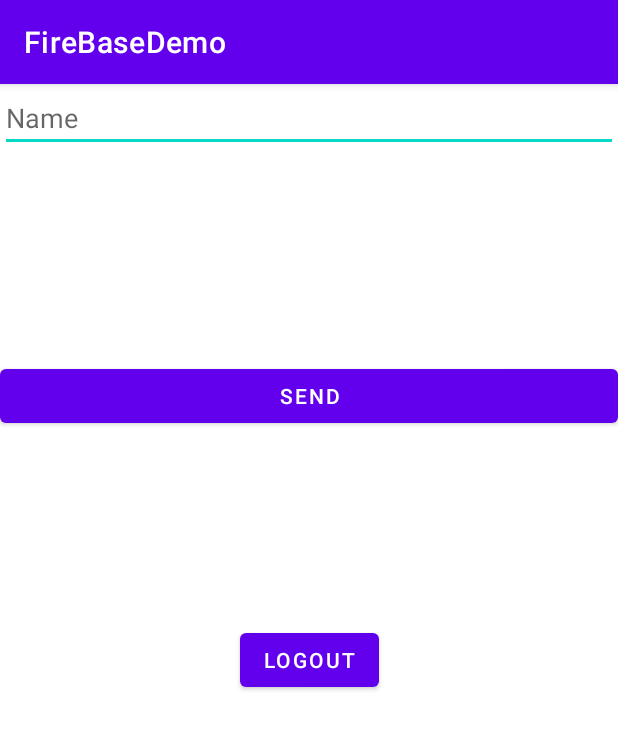
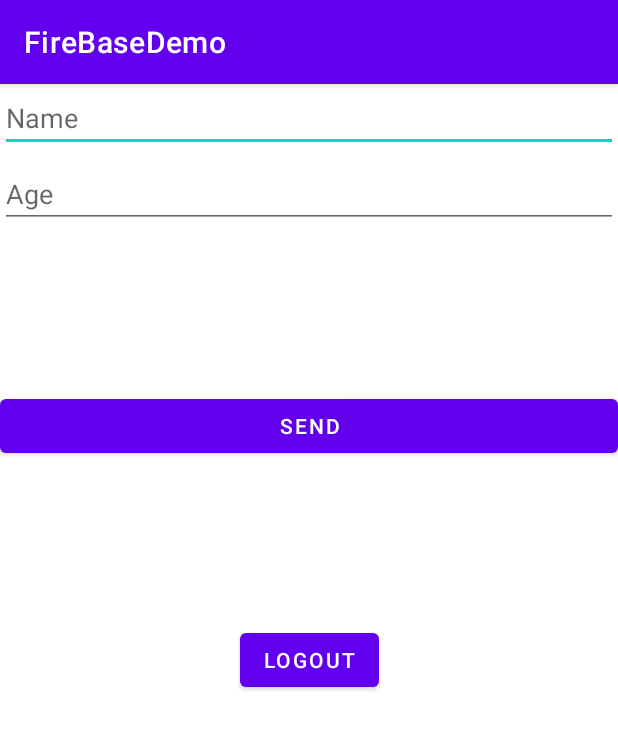
Before and after one commit to sachinthadilshandisanayaka/Login_App, an Android app: the MainActivity screen opened directly, with no data from a screen before it, on a phone screen of 412 x 824 dp. Shown: the top 729 px of the screen. Run offline under Robolectric (Android 15) with nearby library versions, the phone set to English and light mode, and no system bars; our stand-ins replace Firebase (no records; nobody signed in at launch, a user with empty details on screens opened directly).

```diff
--- a/app/src/main/java/com/dissanayake/firebasedemo/RegisterActivity.kt
+++ b/app/src/main/java/com/dissanayake/firebasedemo/RegisterActivity.kt
@@ -58,14 +58,16 @@ class RegisterActivity : AppCompatActivity() {
                     userHashMap["username"] = username
 
                     refUsers.updateChildren(userHashMap)
-                            .addOnCompleteListener { task ->
+                            .addOnCompleteListener { tasks ->
                                 Log.i("Message 02 :", "OK")
-                                if(task.isSuccessful) {
+                                if(tasks.isSuccessful) {
                                     Log.i("Message 03 :", "OK")
                                     Toast.makeText(this, "Register success", Toast.LENGTH_SHORT).show()
                                     val navToMainActivity = Intent(this, MainActivity::class.java)
                                     startActivity(navToMainActivity)
                                     finish()
+                                } else {
+                                    Toast.makeText(this, "Registration success but data input error", Toast.LENGTH_SHORT).show()
                                 }
                             }
                 } else {
--- a/app/src/main/java/com/dissanayake/firebasedemo/StartActivity.kt
+++ b/app/src/main/java/com/dissanayake/firebasedemo/StartActivity.kt
@@ -19,6 +19,5 @@ class StartActivity : AppCompatActivity() {
             val navToLoginActivity = Intent(this, LoginActivity::class.java)
             startActivity(navToLoginActivity)
         }
-
     }
 }
--- a/app/src/main/res/layout/activity_main.xml
+++ b/app/src/main/res/layout/activity_main.xml
@@ -31,10 +31,21 @@
         android:id="@+id/button6"
         android:layout_width="match_parent"
         android:layout_height="wrap_content"
-        android:layout_marginTop="10dp"
         android:text="@string/send"
         app:layout_constraintBottom_toTopOf="@+id/button5"
         app:layout_constraintEnd_toEndOf="parent"
         app:layout_constraintStart_toStartOf="parent"
+        app:layout_constraintTop_toBottomOf="@+id/editTextTextPersonName7" />
+
+    <EditText
+        android:id="@+id/editTextTextPersonName7"
+        android:layout_width="match_parent"
+        android:layout_height="wrap_content"
+        android:layout_marginTop="5dp"
+        android:ems="10"
+        android:inputType="textPersonName"
+        android:hint="@string/age"
+        app:layout_constraintEnd_toEndOf="parent"
+        app:layout_constraintStart_toStartOf="parent"
         app:layout_constraintTop_toBottomOf="@+id/editTextTextPersonName5" />
 </androidx.constraintlayout.widget.ConstraintLayout>
--- a/app/src/main/res/values/strings.xml
+++ b/app/src/main/res/values/strings.xml
@@ -8,4 +8,5 @@
     <string name="name">Name</string>
     <string name="send">Send</string>
     <string name="username">User name</string>
+    <string name="age">Age</string>
 </resources>
```
Also changed, not shown: app/src/main/java/com/dissanayake/firebasedemo/LoginActivity.kt (+6 -2 lines), app/src/main/java/com/dissanayake/firebasedemo/MainActivity.kt (+27 -1 lines).
